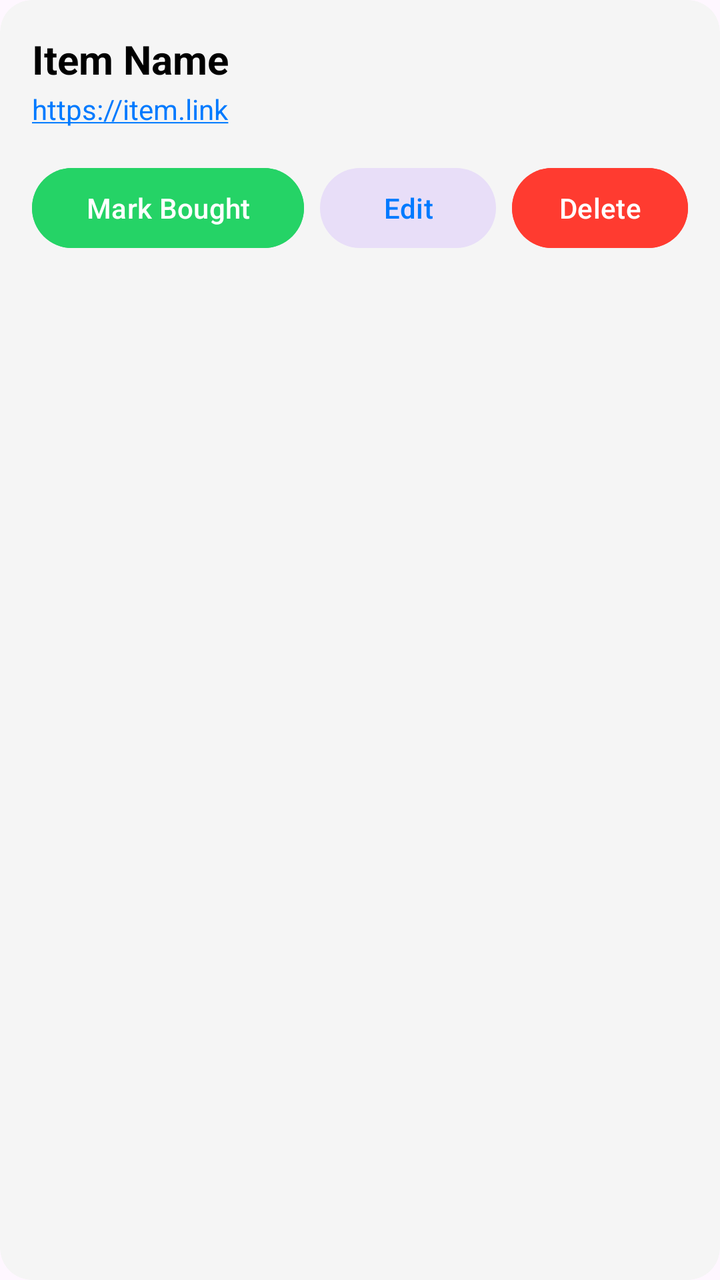
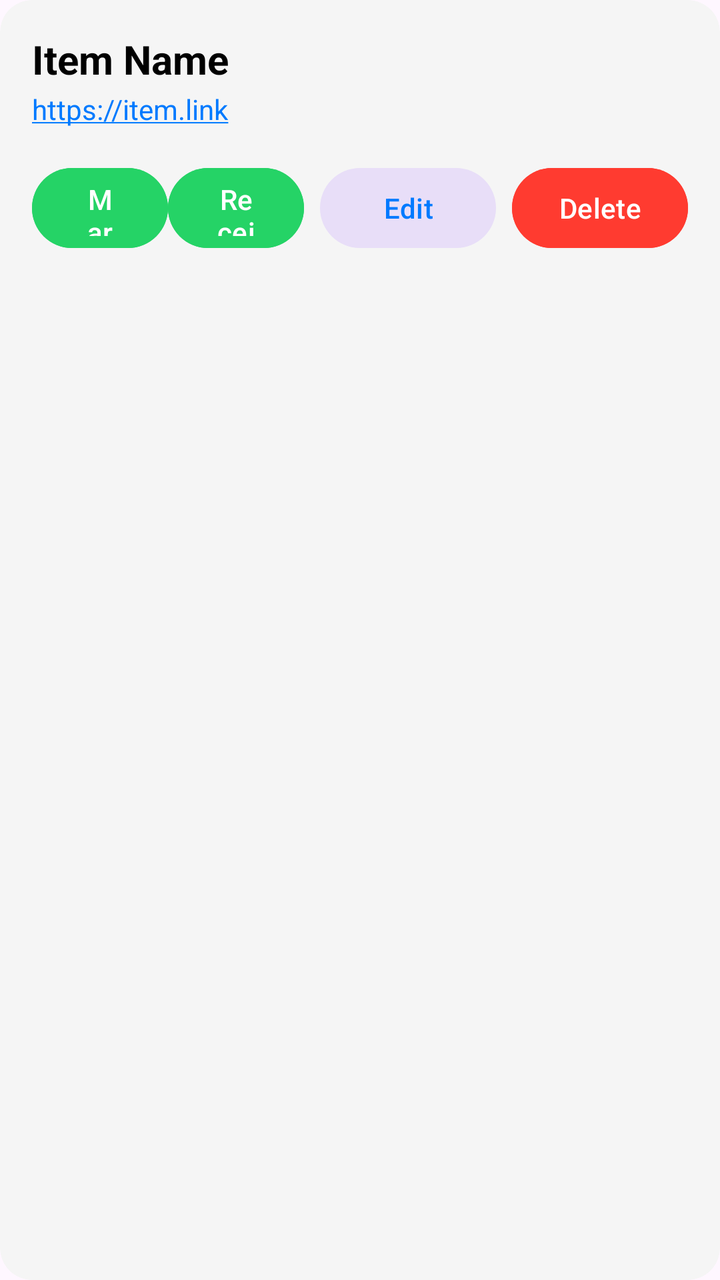

Before-and-after screenshots of an Android layout around one commit, followed by the original layout XML and the change that was made.
<!-- AndroidManifest.xml: application theme Theme.ProjectCecily -->
<!-- res/layout/item_wishlist.xml -->
<?xml version="1.0" encoding="utf-8"?>
<com.google.android.material.card.MaterialCardView xmlns:android="http://schemas.android.com/apk/res/android"
    xmlns:app="http://schemas.android.com/apk/res-auto"
    android:id="@+id/wishlistCard"
    android:layout_width="match_parent"
    android:layout_height="wrap_content"
    android:layout_marginHorizontal="8dp"
    android:layout_marginVertical="6dp"
    app:cardBackgroundColor="@color/card_background"
    app:cardCornerRadius="16dp"
    app:strokeWidth="0dp">

    <LinearLayout
        android:layout_width="match_parent"
        android:layout_height="wrap_content"
        android:orientation="vertical"
        android:padding="16dp">

        <TextView
            android:id="@+id/tvItemName"
            android:layout_width="wrap_content"
            android:layout_height="wrap_content"
            android:text="Item Name"
            android:textColor="@color/text_primary"
            android:textSize="20sp"
            android:textStyle="bold" />

        <TextView
            android:id="@+id/tvItemLink"
            android:layout_width="wrap_content"
            android:layout_height="wrap_content"
            android:layout_marginTop="2dp"
            android:autoLink="web"
            android:text="https://item.link"
            android:textColor="@color/nav_selected"
            android:textSize="14sp" />

        
        <FrameLayout
            android:id="@+id/layoutSoloContainer"
            android:layout_width="match_parent"
            android:layout_height="wrap_content"
            android:layout_marginTop="12dp"
            android:visibility="gone">

            <com.google.android.material.card.MaterialCardView
                android:layout_width="180dp"
                android:layout_height="180dp"
                android:layout_gravity="center_horizontal"
                app:cardCornerRadius="12dp"
                app:strokeWidth="0dp">

                <ImageView
                    android:id="@+id/ivSoloImage"
                    android:layout_width="match_parent"
                    android:layout_height="match_parent"
                    android:scaleType="centerCrop" />
            </com.google.android.material.card.MaterialCardView>
        </FrameLayout>

        
        <LinearLayout
            android:id="@+id/layoutCollageContainer"
            android:layout_width="match_parent"
            android:layout_height="180dp"
            android:layout_marginTop="12dp"
            android:orientation="horizontal"
            android:visibility="gone">

            
            <com.google.android.material.card.MaterialCardView
                android:id="@+id/cardHeroImage"
                android:layout_width="0dp"
                android:layout_height="match_parent"
                android:layout_marginEnd="4dp"
                android:layout_weight="1.4"
                app:cardCornerRadius="12dp"
                app:strokeWidth="0dp">

                <ImageView
                    android:id="@+id/ivHeroImage"
                    android:layout_width="match_parent"
                    android:layout_height="match_parent"
                    android:scaleType="centerCrop" />
            </com.google.android.material.card.MaterialCardView>

            
            <LinearLayout
                android:id="@+id/layoutSideImages"
                android:layout_width="0dp"
                android:layout_height="match_parent"
                android:layout_weight="1"
                android:orientation="vertical">

                
                <com.google.android.material.card.MaterialCardView
                    android:id="@+id/cardSideTop"
                    android:layout_width="match_parent"
                    android:layout_height="0dp"
                    android:layout_marginBottom="2dp"
                    android:layout_weight="1"
                    app:cardCornerRadius="8dp"
                    app:strokeWidth="0dp">

                    <ImageView
                        android:id="@+id/ivSideTop"
                        android:layout_width="match_parent"
                        android:layout_height="match_parent"
                        android:scaleType="centerCrop" />
                </com.google.android.material.card.MaterialCardView>

                
                <com.google.android.material.card.MaterialCardView
                    android:id="@+id/cardSideBottom"
                    android:layout_width="match_parent"
                    android:layout_height="0dp"
                    android:layout_marginTop="2dp"
                    android:layout_weight="1"
                    app:cardCornerRadius="8dp"
                    app:strokeWidth="0dp">

                    <ImageView
                        android:id="@+id/ivSideBottom"
                        android:layout_width="match_parent"
                        android:layout_height="match_parent"
                        android:scaleType="centerCrop" />
                </com.google.android.material.card.MaterialCardView>

            </LinearLayout>
        </LinearLayout>

        
        <LinearLayout
            android:layout_width="match_parent"
            android:layout_height="wrap_content"
            android:layout_marginTop="16dp"
            android:gravity="center_vertical"
            android:orientation="horizontal">

            <Button
                android:id="@+id/btnMarkBought"
                android:layout_width="0dp"
                android:layout_height="48dp"
                android:layout_weight="1"
                android:backgroundTint="#25D366"
                android:text="Mark Bought"
                android:textColor="#FFFFFF" />

            <Button
                android:id="@+id/btnEdit"
                style="@style/Widget.Material3.Button.TonalButton"
                android:layout_width="wrap_content"
                android:layout_height="48dp"
                android:layout_marginStart="8dp"
                android:layout_marginEnd="8dp"
                android:paddingHorizontal="16dp"
                android:text="Edit" />

            <Button
                android:id="@+id/btnDelete"
                android:layout_width="wrap_content"
                android:layout_height="48dp"
                android:backgroundTint="#FF3B30"
                android:paddingHorizontal="16dp"
                android:text="Delete"
                android:textColor="#FFFFFF" />
        </LinearLayout>

    </LinearLayout>
</com.google.android.material.card.MaterialCardView>
<!-- resources referenced by this layout -->
<resources>
  <color name="card_background">#F5F5F5</color>
  <color name="nav_selected">#007AFF</color>
  <color name="text_primary">#000000</color>
  <style name="Theme.ProjectCecily" parent="Base.Theme.ProjectCecily" />
  <style name="Base.Theme.ProjectCecily" parent="Theme.Material3.DayNight.NoActionBar">
          
          <item name="colorPrimary">@color/nav_selected</item>
          <item name="windowActionBar">false</item>
          <item name="windowNoTitle">true</item>
  
          
          <item name="colorOnSecondaryContainer">@color/nav_selected</item>
      </style>
</resources>

<!-- the commit's change to res/layout/item_wishlist.xml (unified diff, before → after) -->
@@ -147,6 +147,15 @@
                 android:textColor="#FFFFFF" />
 
             <Button
+                android:id="@+id/btnMarkReceived"
+                android:layout_width="0dp"
+                android:layout_height="48dp"
+                android:layout_weight="1"
+                android:backgroundTint="#25D366"
+                android:text="Received"
+                android:textColor="#FFFFFF" />
+
+            <Button
                 android:id="@+id/btnEdit"
                 style="@style/Widget.Material3.Button.TonalButton"
                 android:layout_width="wrap_content"
